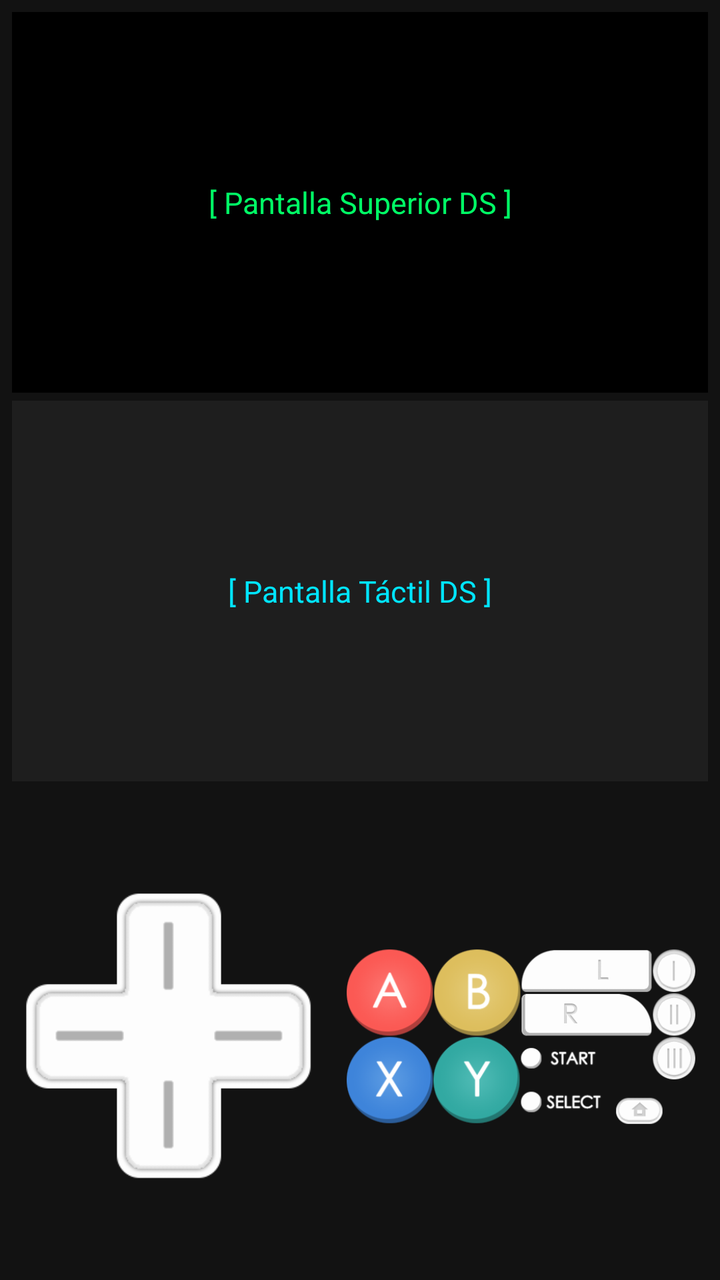
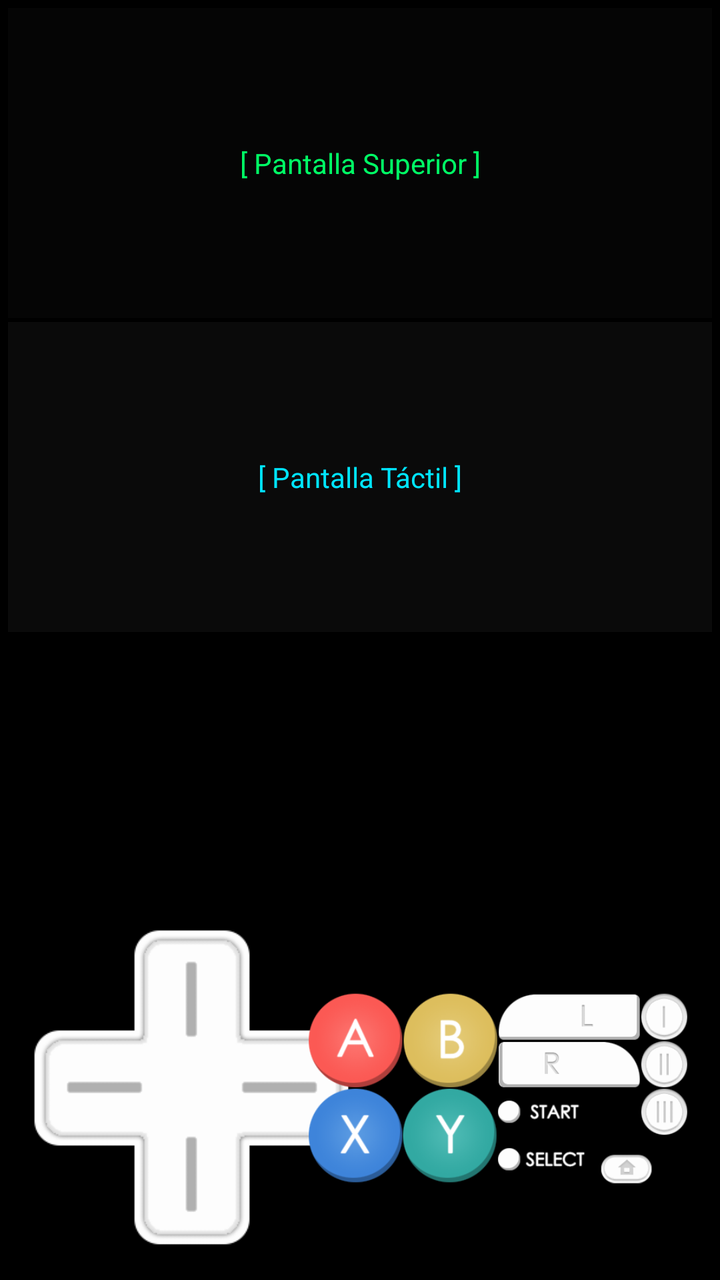

Two renders of the same Android screen: before a commit and after it. Below are the layout's source before the change and the commit's diff.
<!-- AndroidManifest.xml: application theme Theme.MaterialComponents.DayNight.NoActionBar -->
<!-- res/layout/activity_main.xml -->
<?xml version="1.0" encoding="utf-8"?>
<LinearLayout xmlns:android="http://schemas.android.com/apk/res/android"
    android:layout_width="match_parent"
    android:layout_height="match_parent"
    android:orientation="vertical"
    android:background="#121212"
    android:weightSum="10">

    
    <LinearLayout
        android:layout_width="match_parent"
        android:layout_height="0dp"
        android:layout_weight="6.2"
        android:orientation="vertical"
        android:gravity="center"
        android:padding="6dp">

        <TextView
            android:id="@+id/screen_top"
            android:layout_width="match_parent"
            android:layout_height="0dp"
            android:layout_weight="1"
            android:layout_marginBottom="4dp"
            android:background="#000000"
            android:gravity="center"
            android:text="[ Pantalla Superior DS ]"
            android:textColor="#00FF66"
            android:textSize="15sp" />

        <TextView
            android:id="@+id/screen_bottom"
            android:layout_width="match_parent"
            android:layout_height="0dp"
            android:layout_weight="1"
            android:background="#1E1E1E"
            android:gravity="center"
            android:text="[ Pantalla Táctil DS ]"
            android:textColor="#00E5FF"
            android:textSize="15sp" />
    </LinearLayout>

    
    <RelativeLayout
        android:layout_width="match_parent"
        android:layout_height="0dp"
        android:layout_weight="3.8"
        android:paddingHorizontal="12dp"
        android:paddingBottom="12dp">

        
        <RelativeLayout
            android:id="@+id/dpad_container"
            android:layout_width="145dp"
            android:layout_height="145dp"
            android:layout_alignParentStart="true"
            android:layout_centerVertical="true">

            <ImageView
                android:layout_width="match_parent"
                android:layout_height="match_parent"
                android:scaleType="fitCenter"
                android:src="@drawable/dpad_0" />

            <View
                android:id="@+id/btn_up"
                android:layout_width="48dp"
                android:layout_height="48dp"
                android:layout_alignParentTop="true"
                android:layout_centerHorizontal="true" />

            <View
                android:id="@+id/btn_down"
                android:layout_width="48dp"
                android:layout_height="48dp"
                android:layout_alignParentBottom="true"
                android:layout_centerHorizontal="true" />

            <View
                android:id="@+id/btn_left"
                android:layout_width="48dp"
                android:layout_height="48dp"
                android:layout_alignParentStart="true"
                android:layout_centerVertical="true" />

            <View
                android:id="@+id/btn_right"
                android:layout_width="48dp"
                android:layout_height="48dp"
                android:layout_alignParentEnd="true"
                android:layout_centerVertical="true" />
        </RelativeLayout>

        
        <RelativeLayout
            android:id="@+id/buttons_container"
            android:layout_width="175dp"
            android:layout_height="145dp"
            android:layout_alignParentEnd="true"
            android:layout_centerVertical="true">

            <ImageView
                android:layout_width="match_parent"
                android:layout_height="match_parent"
                android:scaleType="fitCenter"
                android:src="@drawable/padbuttons_0" />

            
            <View
                android:id="@+id/btn_a"
                android:layout_width="40dp"
                android:layout_height="40dp"
                android:layout_alignParentTop="true"
                android:layout_alignParentStart="true"
                android:layout_marginStart="8dp" />

            <View
                android:id="@+id/btn_b"
                android:layout_width="40dp"
                android:layout_height="40dp"
                android:layout_alignParentTop="true"
                android:layout_toEndOf="@id/btn_a"
                android:layout_marginStart="2dp" />

            <View
                android:id="@+id/btn_x"
                android:layout_width="40dp"
                android:layout_height="40dp"
                android:layout_below="@id/btn_a"
                android:layout_alignParentStart="true"
                android:layout_marginStart="8dp" />

            <View
                android:id="@+id/btn_y"
                android:layout_width="40dp"
                android:layout_height="40dp"
                android:layout_below="@id/btn_b"
                android:layout_toEndOf="@id/btn_x"
                android:layout_marginStart="2dp" />

            
            <View
                android:id="@+id/btn_l"
                android:layout_width="45dp"
                android:layout_height="25dp"
                android:layout_alignParentTop="true"
                android:layout_alignParentEnd="true"
                android:layout_marginEnd="15dp" />

            <View
                android:id="@+id/btn_r"
                android:layout_width="45dp"
                android:layout_height="25dp"
                android:layout_below="@id/btn_l"
                android:layout_alignParentEnd="true"
                android:layout_marginEnd="15dp"
                android:layout_marginTop="2dp" />

            
            <View
                android:id="@+id/btn_start"
                android:layout_width="45dp"
                android:layout_height="20dp"
                android:layout_below="@id/btn_r"
                android:layout_alignParentEnd="true"
                android:layout_marginEnd="15dp"
                android:layout_marginTop="3dp" />

            <View
                android:id="@+id/btn_select"
                android:layout_width="45dp"
                android:layout_height="20dp"
                android:layout_below="@id/btn_start"
                android:layout_alignParentEnd="true"
                android:layout_marginEnd="15dp"
                android:layout_marginTop="2dp" />
        </RelativeLayout>

    </RelativeLayout>

</LinearLayout>
<!-- resources referenced by this layout -->
<resources>
  <!-- drawable dpad_0: png bitmap (drawable, 8874 bytes) -->
  <!-- drawable padbuttons_0: png bitmap (drawable, 56080 bytes) -->
</resources>

<!-- the commit's change to res/layout/activity_main.xml (unified diff, before → after) -->
@@ -1,59 +1,57 @@
 <?xml version="1.0" encoding="utf-8"?>
-<LinearLayout xmlns:android="http://schemas.android.com/apk/res/android"
+<RelativeLayout xmlns:android="http://schemas.android.com/apk/res/android"
     android:layout_width="match_parent"
     android:layout_height="match_parent"
-    android:orientation="vertical"
-    android:background="#121212"
-    android:weightSum="10">
+    android:background="#000000">
 
     
     <LinearLayout
+        android:id="@+id/screens_container"
         android:layout_width="match_parent"
-        android:layout_height="0dp"
-        android:layout_weight="6.2"
+        android:layout_height="320dp"
+        android:layout_alignParentTop="true"
         android:orientation="vertical"
-        android:gravity="center"
-        android:padding="6dp">
+        android:padding="4dp">
 
         <TextView
             android:id="@+id/screen_top"
             android:layout_width="match_parent"
             android:layout_height="0dp"
             android:layout_weight="1"
-            android:layout_marginBottom="4dp"
-            android:background="#000000"
+            android:layout_marginBottom="2dp"
+            android:background="#050505"
             android:gravity="center"
-            android:text="[ Pantalla Superior DS ]"
+            android:text="[ Pantalla Superior ]"
             android:textColor="#00FF66"
-            android:textSize="15sp" />
+            android:textSize="14sp" />
 
         <TextView
             android:id="@+id/screen_bottom"
             android:layout_width="match_parent"
             android:layout_height="0dp"
             android:layout_weight="1"
-            android:background="#1E1E1E"
+            android:background="#0A0A0A"
             android:gravity="center"
-            android:text="[ Pantalla Táctil DS ]"
+            android:text="[ Pantalla Táctil ]"
             android:textColor="#00E5FF"
-            android:textSize="15sp" />
+            android:textSize="14sp" />
     </LinearLayout>
 
     
     <RelativeLayout
         android:layout_width="match_parent"
-        android:layout_height="0dp"
-        android:layout_weight="3.8"
-        android:paddingHorizontal="12dp"
-        android:paddingBottom="12dp">
+        android:layout_height="match_parent"
+        android:layout_below="@id/screens_container">
 
         
         <RelativeLayout
             android:id="@+id/dpad_container"
-            android:layout_width="145dp"
-            android:layout_height="145dp"
+            android:layout_width="160dp"
+            android:layout_height="160dp"
             android:layout_alignParentStart="true"
-            android:layout_centerVertical="true">
+            android:layout_alignParentBottom="true"
+            android:layout_marginStart="16dp"
+            android:layout_marginBottom="16dp">
 
             <ImageView
                 android:layout_width="match_parent"
@@ -63,40 +61,43 @@
 
             <View
                 android:id="@+id/btn_up"
-                android:layout_width="48dp"
-                android:layout_height="48dp"
-                android:layout_alignParentTop="true"
-                android:layout_centerHorizontal="true" />
+                android:layout_width="52dp"
+                android:layout_height="52dp"
+                android:layout_marginStart="54dp"
+                android:layout_marginTop="6dp" />
 
             <View
                 android:id="@+id/btn_down"
-                android:layout_width="48dp"
-                android:layout_height="48dp"
+                android:layout_width="52dp"
+                android:layout_height="52dp"
+                android:layout_marginStart="54dp"
                 android:layout_alignParentBottom="true"
-                android:layout_centerHorizontal="true" />
+                android:layout_marginBottom="6dp" />
 
             <View
                 android:id="@+id/btn_left"
-                android:layout_width="48dp"
-                android:layout_height="48dp"
-                android:layout_alignParentStart="true"
-                android:layout_centerVertical="true" />
+                android:layout_width="52dp"
+                android:layout_height="52dp"
+                android:layout_marginStart="6dp"
+                android:layout_marginTop="54dp" />
 
             <View
                 android:id="@+id/btn_right"
-                android:layout_width="48dp"
-                android:layout_height="48dp"
+                android:layout_width="52dp"
+                android:layout_height="52dp"
                 android:layout_alignParentEnd="true"
-                android:layout_centerVertical="true" />
+                android:layout_marginTop="54dp" />
         </RelativeLayout>
 
         
         <RelativeLayout
             android:id="@+id/buttons_container"
-            android:layout_width="175dp"
-            android:layout_height="145dp"
+            android:layout_width="190dp"
+            android:layout_height="160dp"
             android:layout_alignParentEnd="true"
-            android:layout_centerVertical="true">
+            android:layout_alignParentBottom="true"
+            android:layout_marginEnd="16dp"
+            android:layout_marginBottom="16dp">
 
             <ImageView
                 android:layout_width="match_parent"
@@ -104,77 +105,63 @@
                 android:scaleType="fitCenter"
                 android:src="@drawable/padbuttons_0" />
 
-            
+            <View
+                android:id="@+id/btn_x"
+                android:layout_width="45dp"
+                android:layout_height="45dp"
+                android:layout_marginStart="18dp"
+                android:layout_marginTop="48dp" />
+
+            <View
+                android:id="@+id/btn_y"
+                android:layout_width="45dp"
+                android:layout_height="45dp"
+                android:layout_marginStart="18dp"
+                android:layout_marginTop="98dp" />
+
             <View
                 android:id="@+id/btn_a"
-                android:layout_width="40dp"
-                android:layout_height="40dp"
-                android:layout_alignParentTop="true"
-                android:layout_alignParentStart="true"
-                android:layout_marginStart="8dp" />
+                android:layout_width="45dp"
+                android:layout_height="45dp"
+                android:layout_marginStart="68dp"
+                android:layout_marginTop="48dp" />
 
             <View
                 android:id="@+id/btn_b"
-                android:layout_width="40dp"
-                android:layout_height="40dp"
-                android:layout_alignParentTop="true"
-                android:layout_toEndOf="@id/btn_a"
-                android:layout_marginStart="2dp" />
+                android:layout_width="45dp"
+                android:layout_height="45dp"
+                android:layout_marginStart="68dp"
+                android:layout_marginTop="98dp" />
 
             <View
-                android:id="@+id/btn_x"
-                android:layout_width="40dp"
-                android:layout_height="40dp"
-                android:layout_below="@id/btn_a"
-                android:layout_alignParentStart="true"
-                android:layout_marginStart="8dp" />
-
-            <View
-                android:id="@+id/btn_y"
-                android:layout_width="40dp"
-                android:layout_height="40dp"
-                android:layout_below="@id/btn_b"
-                android:layout_toEndOf="@id/btn_x"
-                android:layout_marginStart="2dp" />
-
-            
-            <View
                 android:id="@+id/btn_l"
-                android:layout_width="45dp"
-                android:layout_height="25dp"
-                android:layout_alignParentTop="true"
-                android:layout_alignParentEnd="true"
-                android:layout_marginEnd="15dp" />
+                android:layout_width="50dp"
+                android:layout_height="28dp"
+                android:layout_marginStart="122dp"
+                android:layout_marginTop="12dp" />
 
             <View
                 android:id="@+id/btn_r"
-                android:layout_width="45dp"
-                android:layout_height="25dp"
-                android:layout_below="@id/btn_l"
-                android:layout_alignParentEnd="true"
-                android:layout_marginEnd="15dp"
-                android:layout_marginTop="2dp" />
+                android:layout_width="50dp"
+                android:layout_height="28dp"
+                android:layout_marginStart="122dp"
+                android:layout_marginTop="45dp" />
 
-            
             <View
                 android:id="@+id/btn_start"
-                android:layout_width="45dp"
-                android:layout_height="20dp"
-                android:layout_below="@id/btn_r"
-                android:layout_alignParentEnd="true"
-                android:layout_marginEnd="15dp"
-                android:layout_marginTop="3dp" />
+                android:layout_width="50dp"
+                android:layout_height="22dp"
+                android:layout_marginStart="122dp"
+                android:layout_marginTop="85dp" />
 
             <View
                 android:id="@+id/btn_select"
-                android:layout_width="45dp"
-                android:layout_height="20dp"
-                android:layout_below="@id/btn_start"
-                android:layout_alignParentEnd="true"
-                android:layout_marginEnd="15dp"
-                android:layout_marginTop="2dp" />
+                android:layout_width="50dp"
+                android:layout_height="22dp"
+                android:layout_marginStart="122dp"
+                android:layout_marginTop="115dp" />
         </RelativeLayout>
 
     </RelativeLayout>
 
-</LinearLayout>
+</RelativeLayout>
